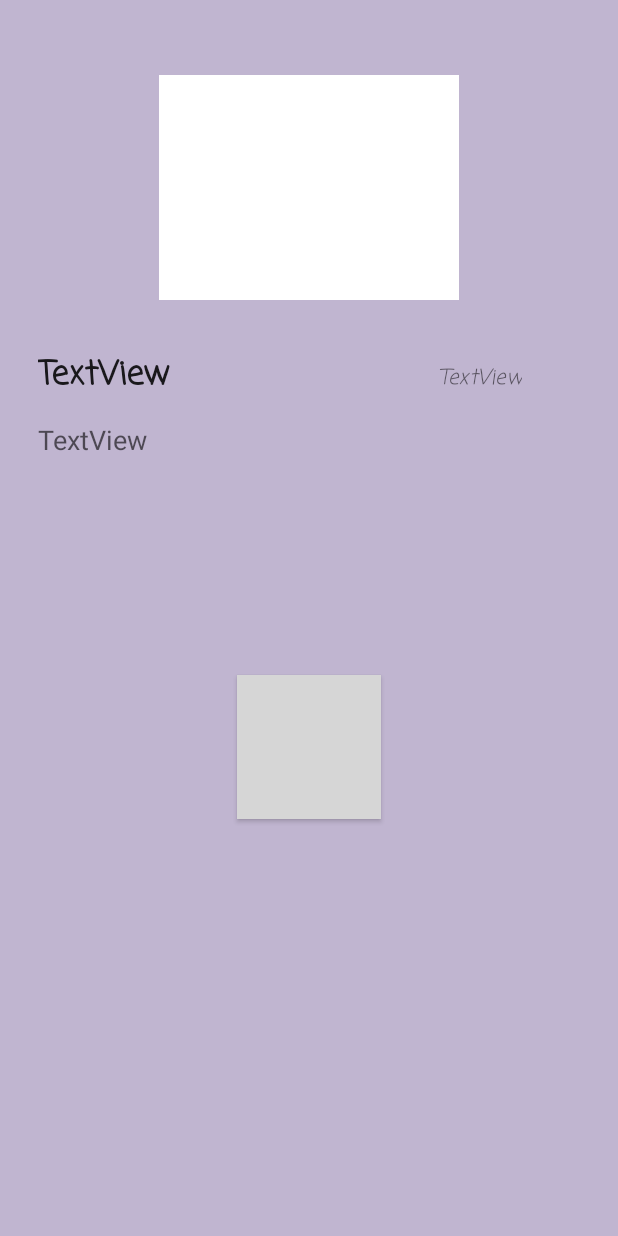
After one commit to xtrixia/LearningApp, an Android app: the layout fragment_detail.xml on its own in the app's theme, with its tools: preview values and no code run, on a phone screen of 412 x 824 dp. The commit adds this screen. Run offline under Robolectric (Android 15) with nearby library versions, the phone set to English and light mode, and no system bars; grey boxes are pictures that could not be loaded.

```diff
--- /dev/null
+++ b/app/src/main/res/layout/fragment_detail.xml
@@ -0,0 +1,76 @@
+<?xml version="1.0" encoding="utf-8"?>
+<RelativeLayout xmlns:android="http://schemas.android.com/apk/res/android"
+    android:layout_width="match_parent"
+    android:layout_height="match_parent"
+    android:background="@color/lightpurple"
+    android:orientation="vertical">
+
+    <ImageView
+        android:id="@+id/img"
+        android:layout_width="200dp"
+        android:layout_height="150dp"
+        android:layout_centerHorizontal="true"
+        android:layout_marginBottom="18dp"
+        android:layout_marginStart="90dp"
+        android:layout_marginTop="50dp"
+        android:src="@color/white" />
+
+    <LinearLayout
+        android:layout_width="match_parent"
+        android:layout_height="wrap_content"
+        android:orientation="horizontal"
+        android:paddingTop="8dp">
+
+        <TextView
+            android:id="@+id/txtNames"
+            android:layout_width="220dp"
+            android:layout_height="wrap_content"
+            android:layout_margin="5dp"
+            android:fontFamily="casual"
+            android:paddingEnd="18dp"
+            android:paddingStart="20dp"
+            android:paddingTop="220dp"
+            android:text="TextView"
+            android:textAppearance="@style/Base.TextAppearance.AppCompat.Large"
+            android:textStyle="bold" />
+
+        <TextView
+            android:id="@+id/txtTimestamp"
+            android:layout_width="130dp"
+            android:layout_height="wrap_content"
+            android:layout_margin="5dp"
+            android:fontFamily="casual"
+            android:paddingEnd="18dp"
+            android:paddingStart="20dp"
+            android:text="TextView"
+            android:textAlignment="textEnd"
+            android:textAppearance="@style/TextAppearance.AppCompat.Small"
+            android:textStyle="italic" />
+
+    </LinearLayout>
+
+    <TextView
+        android:id="@+id/txtScores"
+        android:layout_width="match_parent"
+        android:layout_height="wrap_content"
+        android:layout_margin="5dp"
+        android:paddingStart="20dp"
+        android:paddingTop="275dp"
+        android:text="TextView"
+        android:textAppearance="@style/TextAppearance.AppCompat.Medium" />
+
+    <Button
+        android:id="@+id/btnBack"
+        android:layout_width="wrap_content"
+        android:layout_height="wrap_content"
+        android:layout_centerHorizontal="true"
+        android:layout_marginStart="150dp"
+        android:layout_marginTop="450dp"
+        android:background="@drawable/confusing_shape"
+        android:fontFamily="casual"
+        android:padding="18dp"
+        android:text="@string/back"
+        android:textColor="@color/white"
+        android:textStyle="bold" />
+
+</RelativeLayout>
--- a/app/src/main/res/values-v21/strings.xml
+++ b/app/src/main/res/values-v21/strings.xml
@@ -17,4 +17,5 @@
     <string name="facebook_logout">Keluar dari Facebook</string>
     <string name="ok">OK</string>
     <string name="heading_dialog">Simpan Skor</string>
+    <string name="back">Kembali</string>
 </resources>
--- a/app/src/main/res/values-v24/strings.xml
+++ b/app/src/main/res/values-v24/strings.xml
@@ -17,4 +17,5 @@
     <string name="facebook_logout">Keluar dari Facebook</string>
     <string name="ok">OK</string>
     <string name="heading_dialog">Simpan Skor</string>
+    <string name="back">Kembali</string>
 </resources>
--- a/app/src/main/res/values/strings.xml
+++ b/app/src/main/res/values/strings.xml
@@ -25,4 +25,5 @@
     <string name="facebook_logout">Keluar dari Facebook</string>
     <string name="ok">OK</string>
     <string name="heading_dialog">Simpan Skor</string>
+    <string name="back">Kembali</string>
 </resources>
```
Also changed, not shown: app/src/main/AndroidManifest.xml (+1 -7 lines), app/src/main/java/com/example/aferyannie/learningapp/DetailFragment.java (added, +71 -0 lines), app/src/main/java/com/example/aferyannie/learningapp/MainActivity.java (+18 -2 lines).
